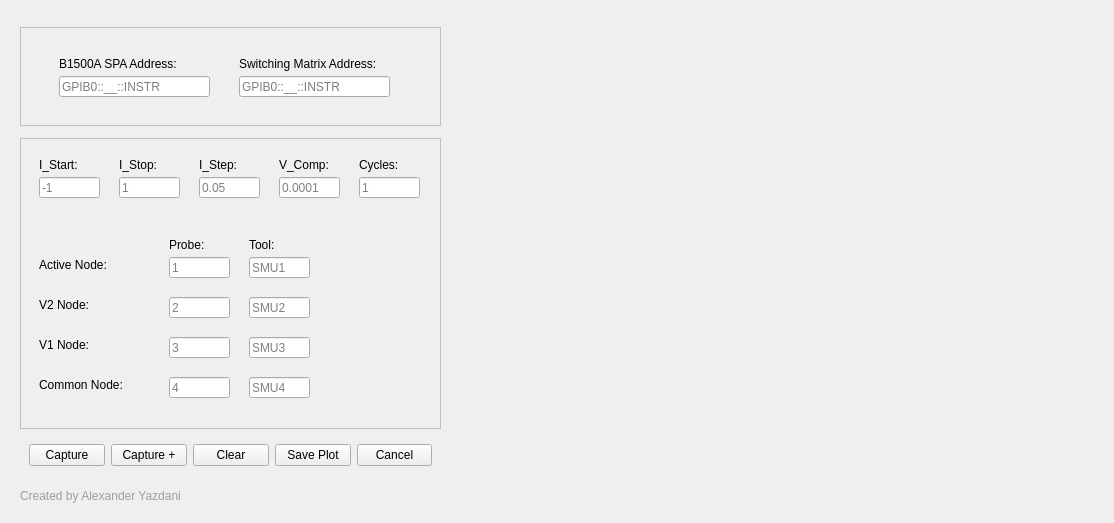
Alexyazdani/GUI_Testing, file DCIV_GUI_4Probe_backend.ui: the form before one commit.
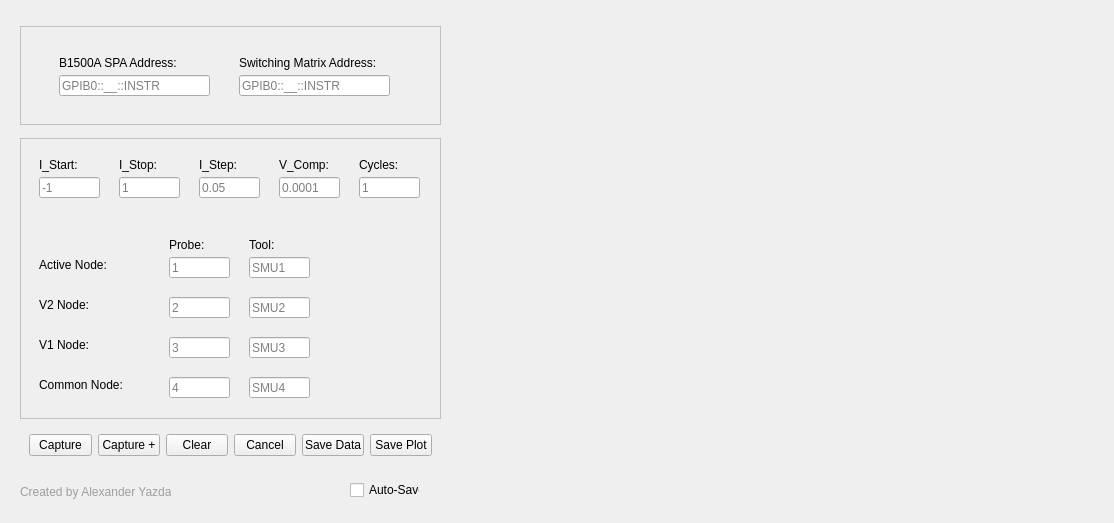
The form after the commit.

What changed in the file:
```diff
--- a/DCIV_GUI_4Probe_backend.ui
+++ b/DCIV_GUI_4Probe_backend.ui
@@ -148,13 +148,13 @@
         <property name="minimumSize">
          <size>
           <width>421</width>
-          <height>291</height>
+          <height>281</height>
          </size>
         </property>
         <property name="maximumSize">
          <size>
           <width>421</width>
-          <height>16777215</height>
+          <height>281</height>
          </size>
         </property>
         <property name="styleSheet">
@@ -497,7 +497,7 @@
         <property name="sizeHint" stdset="0">
          <size>
           <width>20</width>
-          <height>18</height>
+          <height>0</height>
          </size>
         </property>
        </spacer>
@@ -538,13 +538,6 @@
            </property>
           </widget>
          </item>
-         <item>
-          <widget class="QPushButton" name="pushButton_4">
-           <property name="text">
-            <string>Save Plot</string>
-           </property>
-          </widget>
-         </item>
          <item>
           <widget class="QPushButton" name="cancel_button">
            <property name="text">
@@ -552,6 +545,20 @@
            </property>
           </widget>
          </item>
+         <item>
+          <widget class="QPushButton" name="save_data_button">
+           <property name="text">
+            <string>Save Data</string>
+           </property>
+          </widget>
+         </item>
+         <item>
+          <widget class="QPushButton" name="pushButton_4">
+           <property name="text">
+            <string>Save Plot</string>
+           </property>
+          </widget>
+         </item>
         </layout>
        </widget>
       </item>
@@ -563,21 +570,50 @@
         <property name="sizeHint" stdset="0">
          <size>
           <width>20</width>
-          <height>40</height>
+          <height>0</height>
          </size>
         </property>
        </spacer>
       </item>
       <item>
-       <widget class="QLabel" name="name_label">
-        <property name="styleSheet">
-         <string notr="true">font: 75 8pt &quot;Myanmar Text&quot;;
+       <widget class="QWidget" name="widget_7" native="true">
+        <property name="minimumSize">
+         <size>
+          <width>411</width>
+          <height>31</height>
+         </size>
+        </property>
+        <widget class="QLabel" name="name_label_4">
+         <property name="geometry">
+          <rect>
+           <x>0</x>
+           <y>10</y>
+           <width>151</width>
+           <height>20</height>
+          </rect>
+         </property>
+         <property name="styleSheet">
+          <string notr="true">font: 75 8pt &quot;Myanmar Text&quot;;
 color: rgb(158, 158, 158);
 </string>
-        </property>
-        <property name="text">
-         <string>Created by Alexander Yazdani</string>
-        </property>
+         </property>
+         <property name="text">
+          <string>Created by Alexander Yazdani</string>
+         </property>
+        </widget>
+        <widget class="QCheckBox" name="save_checkBox_4">
+         <property name="geometry">
+          <rect>
+           <x>330</x>
+           <y>8</y>
+           <width>70</width>
+           <height>20</height>
+          </rect>
+         </property>
+         <property name="text">
+          <string>Auto-Save</string>
+         </property>
+        </widget>
        </widget>
       </item>
      </layout>
```
Left out of the diff: 2 changed lines with no effect on the pictures.
